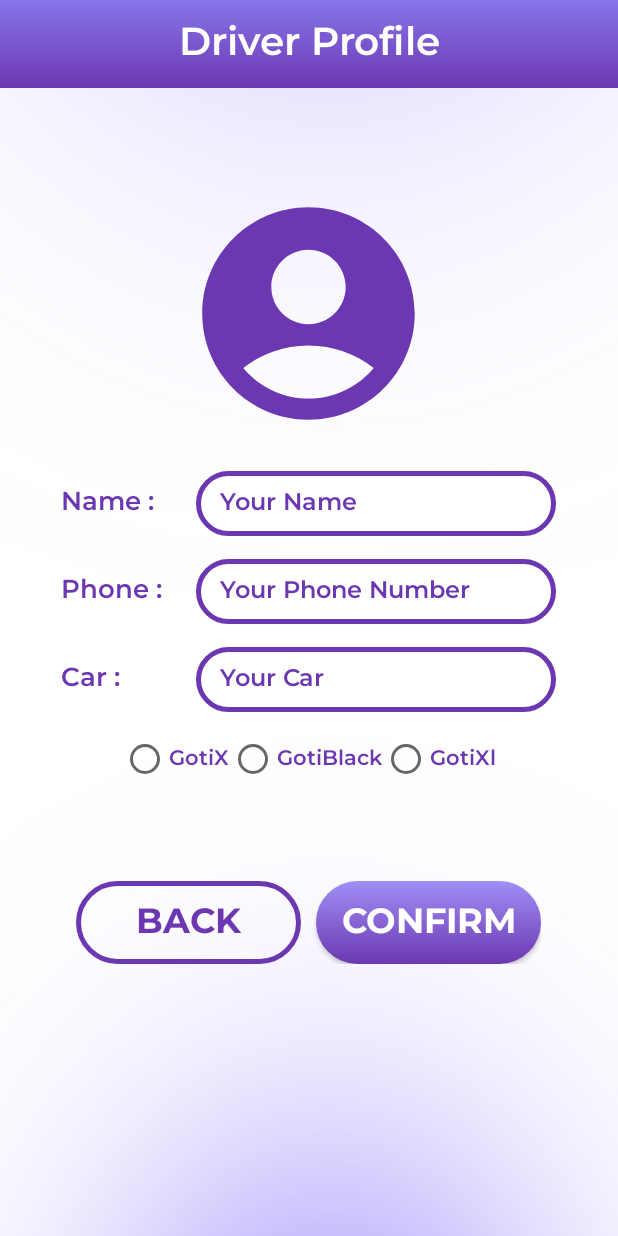
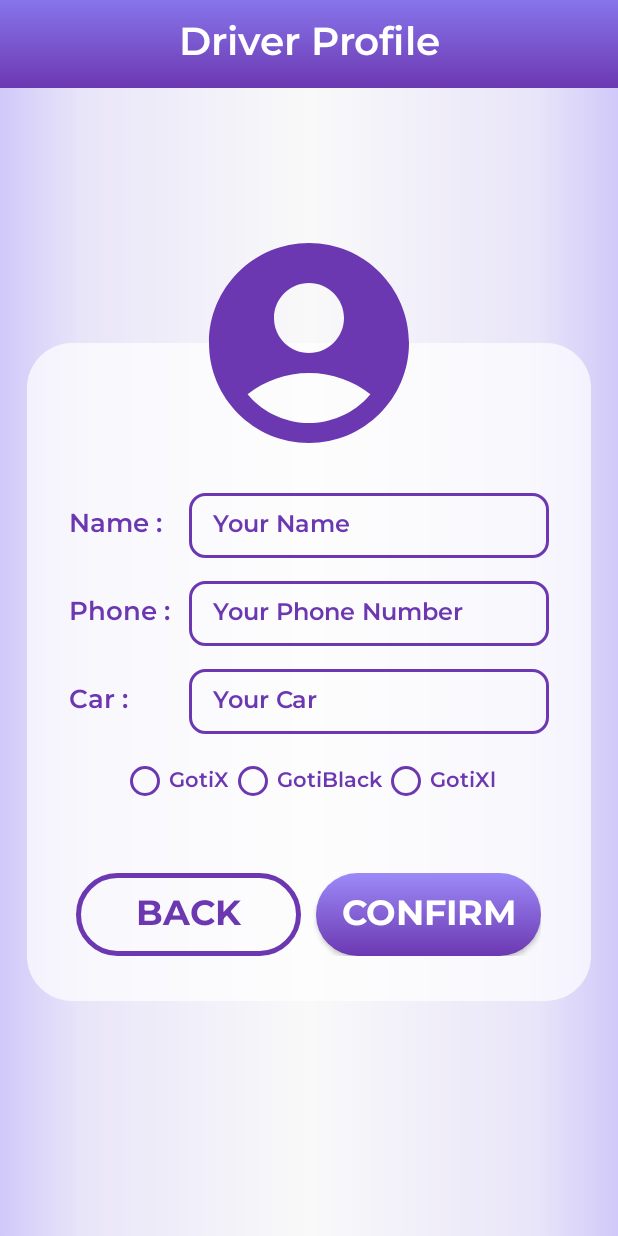
Before and after one commit to shakifniaz/Goti, an Android app: the DriverSettingsActivity screen opened directly, with no data from a screen before it, on a phone screen of 412 x 824 dp. Run offline under Robolectric (Android 15) with nearby library versions, the phone set to English and light mode, and no system bars; our stand-ins replace Firebase (no records; nobody signed in at launch, a user with empty details on screens opened directly).

Commit message:
yooo...color ekta add korsi ar gender leksi customer regit

```diff
--- a/app/src/main/res/drawable/border3.xml
+++ b/app/src/main/res/drawable/border3.xml
@@ -7,6 +7,7 @@
     <stroke
         android:width="3dp"
         android:color="@color/new_color" />
+
     <corners
         android:radius="50dp"/>
 </shape>
--- a/app/src/main/res/drawable/border4.xml
+++ b/app/src/main/res/drawable/border4.xml
@@ -2,11 +2,9 @@
 <shape xmlns:android="http://schemas.android.com/apk/res/android"
     android:shape="rectangle">
 
-
-
     <stroke
         android:width="2dp"
-        android:color="#616161" />
+        android:color="@color/new_color" />
     <corners
         android:radius="10dp"/>
 </shape>
--- a/app/src/main/res/drawable/button.xml
+++ b/app/src/main/res/drawable/button.xml
@@ -2,7 +2,7 @@
 <selector xmlns:android="http://schemas.android.com/apk/res/android">
     <item>
         <shape android:shape = "rectangle">
-            <gradient android:startColor="#A08FF5"
+            <gradient android:startColor="#9C8AF8"
                 android:endColor="@color/new_color"
                 android:angle="10"/>
             <corners android:radius = "50dp"/>
--- a/app/src/main/res/layout/activity_driver_settings.xml
+++ b/app/src/main/res/layout/activity_driver_settings.xml
@@ -6,9 +6,10 @@
     android:layout_width="match_parent"
     android:layout_height="match_parent"
     android:orientation="vertical"
-    tools:context=".CustomerSettingsActivity"
-    android:background="@drawable/bg14">
+    android:background="@drawable/bg7"
+    tools:context=".CustomerSettingsActivity">
 
+    <!-- Top Title Bar -->
     <TextView
         android:layout_width="match_parent"
         android:layout_height="wrap_content"
@@ -18,124 +19,142 @@
         android:textSize="26sp"
         android:padding="9dp"
         android:gravity="center"
-        android:textAlignment="center"/>
+        android:textAlignment="center" />
 
-    <ImageView
-        android:id="@+id/profileImage"
-        android:layout_width="170dp"
-        android:layout_height="170dp"
-        android:layout_gravity="center"
-        android:layout_marginTop="65dp"
-        android:layout_marginBottom="20sp"
-        android:src="@drawable/baseline_account_circle_24"/>
-
+    <FrameLayout
+        android:layout_width="match_parent"
+        android:layout_height="788dp"
+        android:layout_marginTop="0dp"
+        android:layout_marginBottom="20dp">
         <LinearLayout
             android:layout_width="match_parent"
             android:layout_height="wrap_content"
+            android:layout_marginStart="18dp"
+            android:layout_marginTop="170dp"
+            android:layout_marginEnd="18dp"
+            android:background="@drawable/card_bg2"
             android:gravity="center"
-        android:orientation="vertical">
+            android:orientation="vertical"
+            android:paddingTop="100dp"
+            android:paddingBottom="30dp">
 
+            <!-- Name Field -->
             <LinearLayout
                 android:layout_width="wrap_content"
                 android:layout_height="wrap_content"
                 android:layout_marginBottom="15dp">
 
                 <TextView
-                android:layout_width="90dp"
+                    android:layout_width="80dp"
                     android:layout_height="wrap_content"
                     android:text="Name : "
                     android:textColor="@color/new_color"
-                android:textSize="17dp" />
+                    android:textSize="17sp" />
+
                 <EditText
                     android:id="@+id/name"
                     android:layout_width="240dp"
                     android:layout_height="43dp"
-                android:background="@drawable/border2"
+                    android:background="@drawable/border4"
                     android:hint="Your Name"
                     android:paddingLeft="16dp"
+                    android:textColor="@color/new_color"
                     android:textColorHint="@color/new_color"
-                android:textSize="16dp"
-                android:textColor="@color/new_color"/>
+                    android:textSize="16sp" />
             </LinearLayout>
 
+            <!-- Phone Field -->
             <LinearLayout
                 android:layout_width="wrap_content"
                 android:layout_height="wrap_content"
                 android:layout_marginBottom="15dp">
+
                 <TextView
-                android:layout_width="90dp"
+                    android:layout_width="80dp"
                     android:layout_height="wrap_content"
                     android:text="Phone : "
-                android:textSize="17dp"
-                android:textColor="@color/new_color"/>
+                    android:textColor="@color/new_color"
+                    android:textSize="17sp" />
+
                 <EditText
                     android:id="@+id/phone"
                     android:layout_width="240dp"
                     android:layout_height="43dp"
-                android:background="@drawable/border2"
+                    android:background="@drawable/border4"
                     android:hint="Your Phone Number"
                     android:inputType="number"
                     android:paddingLeft="16dp"
+                    android:textColor="@color/new_color"
                     android:textColorHint="@color/new_color"
-                android:textSize="16dp"
-                android:textColor="@color/new_color"/>
+                    android:textSize="16sp" />
             </LinearLayout>
 
+            <!-- Car Field -->
             <LinearLayout
                 android:layout_width="wrap_content"
                 android:layout_height="wrap_content"
                 android:layout_marginBottom="15dp">
+
                 <TextView
-                android:layout_width="90dp"
+                    android:layout_width="80dp"
                     android:layout_height="wrap_content"
                     android:text="Car : "
-                android:textSize="17dp"
-                android:textColor="@color/new_color"/>
+                    android:textColor="@color/new_color"
+                    android:textSize="17sp" />
+
                 <EditText
                     android:id="@+id/car"
                     android:layout_width="240dp"
                     android:layout_height="43dp"
-                android:background="@drawable/border2"
+                    android:background="@drawable/border4"
                     android:hint="Your Car"
                     android:paddingLeft="16dp"
+                    android:textColor="@color/new_color"
                     android:textColorHint="@color/new_color"
-                android:textSize="16dp"
-                android:textColor="@color/new_color"/>
+                    android:textSize="16sp" />
             </LinearLayout>
 
+            <!-- Radio Buttons -->
             <RadioGroup
+                android:id="@+id/radioGroup"
                 android:layout_width="match_parent"
                 android:layout_height="wrap_content"
-            android:id="@+id/radioGroup"
-            android:orientation="horizontal"
+                android:layout_marginBottom="15dp"
                 android:gravity="center"
-            android:layout_marginBottom="15dp">
+                android:orientation="horizontal">
 
                 <RadioButton
                     android:id="@+id/GotiX"
                     android:layout_width="wrap_content"
                     android:layout_height="wrap_content"
+                    android:buttonTint="@color/new_color"
                     android:text="GotiX"
-                android:textColor="@color/new_color"/>
+                    android:textColor="@color/new_color" />
+
                 <RadioButton
+                    android:id="@+id/GotiBlack"
                     android:layout_width="wrap_content"
                     android:layout_height="wrap_content"
+                    android:buttonTint="@color/new_color"
                     android:text="GotiBlack"
-                android:id="@+id/GotiBlack"
-                android:textColor="@color/new_color"/>
+                    android:textColor="@color/new_color" />
+
                 <RadioButton
+                    android:id="@+id/GotiXl"
                     android:layout_width="wrap_content"
                     android:layout_height="wrap_content"
+                    android:buttonTint="@color/new_color"
                     android:text="GotiXl"
-                android:id="@+id/GotiXl"
-                android:textColor="@color/new_color"/>
+                    android:textColor="@color/new_color" />
             </RadioGroup>
 
+            <!-- Buttons -->
             <LinearLayout
                 android:layout_width="wrap_content"
                 android:layout_height="wrap_content"
-            android:orientation="horizontal"
-            android:layout_marginTop="50dp">
+                android:layout_marginTop="30dp"
+                android:orientation="horizontal">
+
                 <Button
                     android:id="@+id/back"
                     android:layout_width="150dp"
@@ -144,7 +163,8 @@
                     android:fontFamily="@font/montserrat_bold"
                     android:text="Back"
                     android:textColor="@color/new_color"
-                android:textSize="23dp" />
+                    android:textSize="23sp" />
+
                 <Button
                     android:id="@+id/confirm"
                     android:layout_width="150dp"
@@ -154,7 +174,18 @@
                     android:fontFamily="@font/montserrat_bold"
                     android:text="Confirm"
                     android:textColor="@color/white"
-                android:textSize="23dp" />
+                    android:textSize="23sp" />
             </LinearLayout>
         </LinearLayout>
+
+        <!-- Overlapping Circular Image -->
+        <ImageView
+            android:id="@+id/profileImage"
+            android:layout_width="180dp"
+            android:layout_height="180dp"
+            android:layout_gravity="center_horizontal"
+            android:layout_marginTop="80dp"
+            android:padding="10dp"
+            android:src="@drawable/baseline_account_circle_24" />
+    </FrameLayout>
 </LinearLayout>
```
Also changed, not shown: app/src/main/res/layout/activity_customer_settings.xml (+28 -17 lines). Lines whose indentation alone changed are shown as unchanged.
